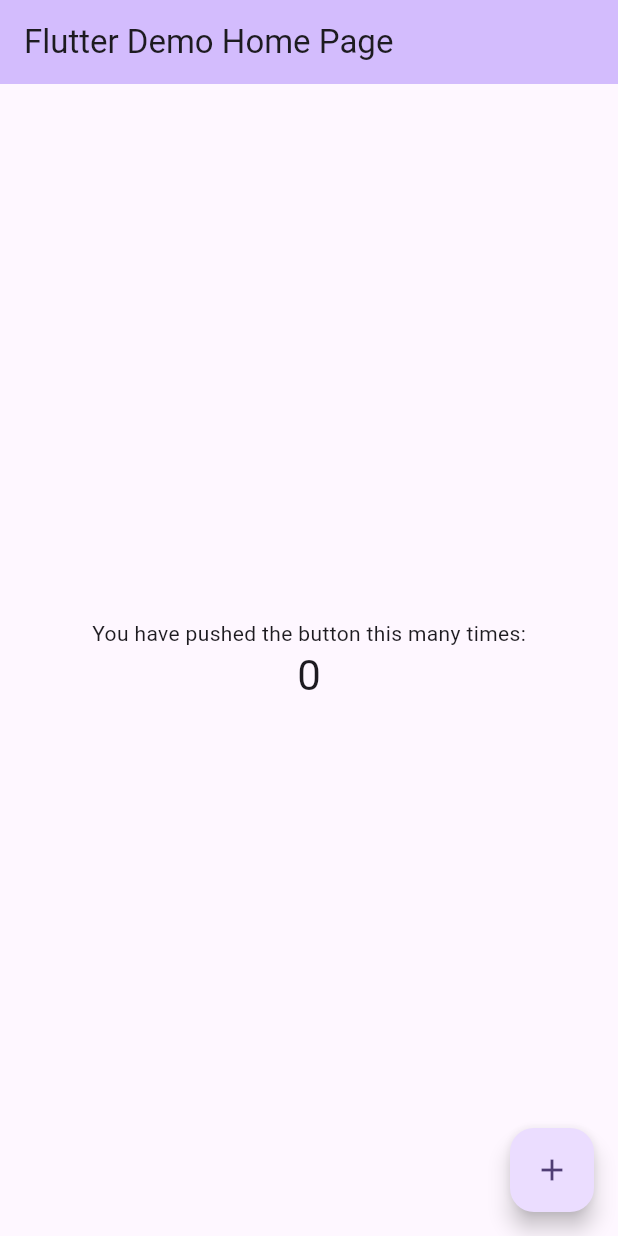
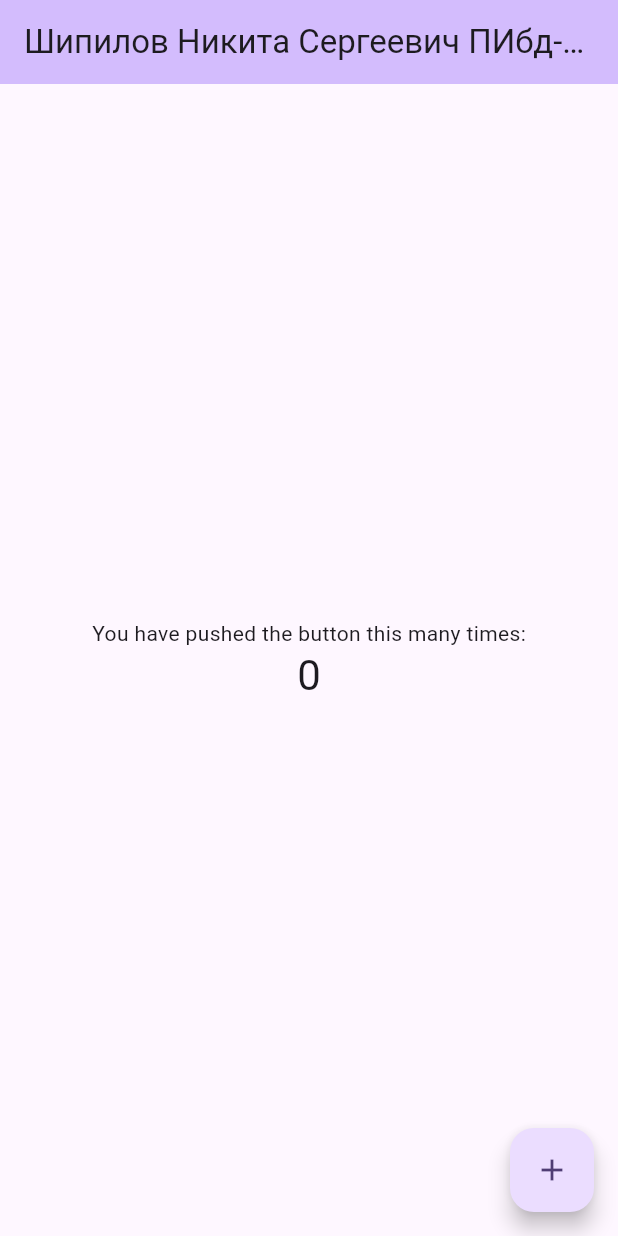
Before and after one commit to LAYT73/Flutter_Labs, a Flutter app: the screen it shows after launch, on a phone screen of 412 x 824 dp. Run offline on Flutter 3.47's test engine with Material 3 defaults, Android fonts, the phone set to English and light mode, and no system bars.

Commit message:
feat: rename text in AppBar to my FIO for lab 1

```diff
--- a/lib/main.dart
+++ b/lib/main.dart
@@ -30,7 +30,7 @@ class MyApp extends StatelessWidget {
         // tested with just a hot reload.
         colorScheme: ColorScheme.fromSeed(seedColor: Colors.deepPurple),
       ),
-      home: const MyHomePage(title: 'Flutter Demo Home Page'),
+      home: const MyHomePage(title: 'Шипилов Никита Сергеевич ПИбд-31'),
     );
   }
 }
```
